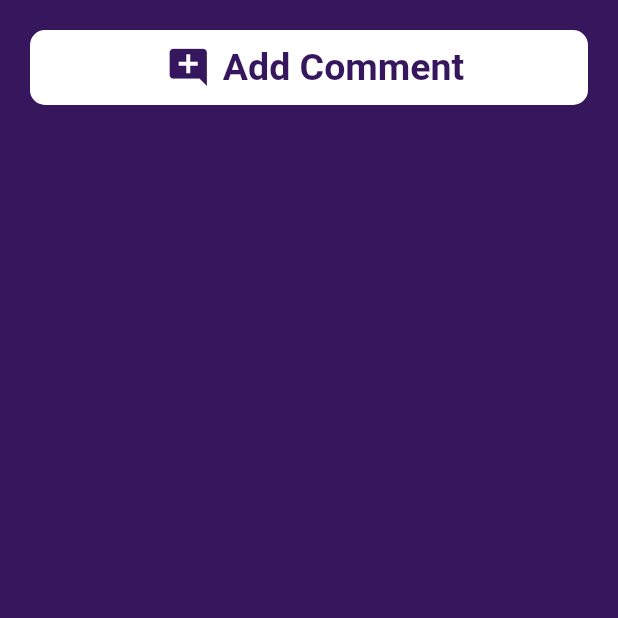
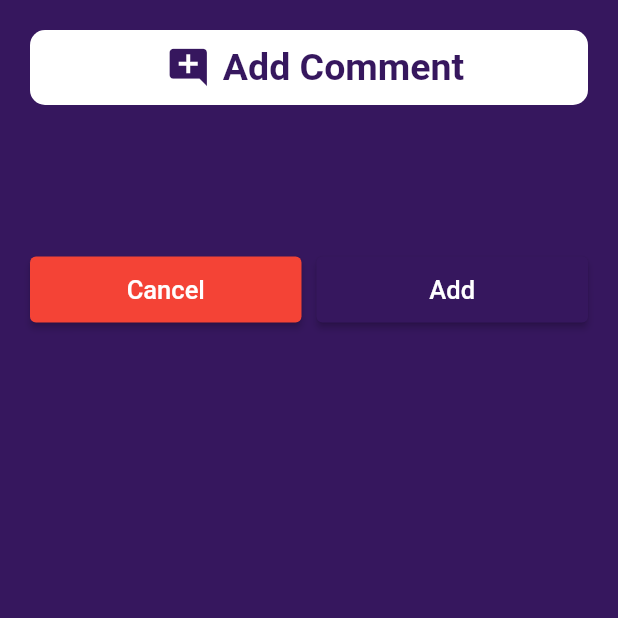
Before and after one commit to margallostephen/API-Request, a Flutter app: the CommentForm screen opened by its route, on a phone screen of 412 x 824 dp, the top half of it. Run offline on Flutter 3.47's test engine with Material 2 defaults, Android fonts, the phone set to English and light mode, and no system bars; network calls fail.

Commit message:
Add form buttons

```diff
--- a/lib/screens/comment_form.dart
+++ b/lib/screens/comment_form.dart
@@ -48,6 +48,49 @@ class _CommentFormState extends State<CommentForm> {
                     const SizedBox(
                       height: 20,
                     ),
+                    Row(
+                      children: [
+                        Expanded(
+                          child: ElevatedButton(
+                            style: ButtonStyle(
+                              backgroundColor: MaterialStateProperty.all<Color>(
+                                Colors.red,
+                              ),
+                            ),
+                            onPressed: () {
+                              Navigator.pop(context);
+                            },
+                            child: const Padding(
+                              padding: EdgeInsets.all(12),
+                              child: Text(
+                                "Cancel",
+                                style: TextStyle(fontSize: 17),
+                              ),
+                            ),
+                          ),
+                        ),
+                        const SizedBox(
+                          width: 10,
+                        ),
+                        Expanded(
+                          child: ElevatedButton(
+                            onPressed: () {},
+                            style: ButtonStyle(
+                              backgroundColor: MaterialStateProperty.all<Color>(
+                                Style.violet,
+                              ),
+                            ),
+                            child: const Padding(
+                              padding: EdgeInsets.all(12),
+                              child: Text(
+                                "Add",
+                                style: TextStyle(fontSize: 17),
+                              ),
+                            ),
+                          ),
+                        ),
+                      ],
+                    ),
                   ],
                 ),
               ),
```
